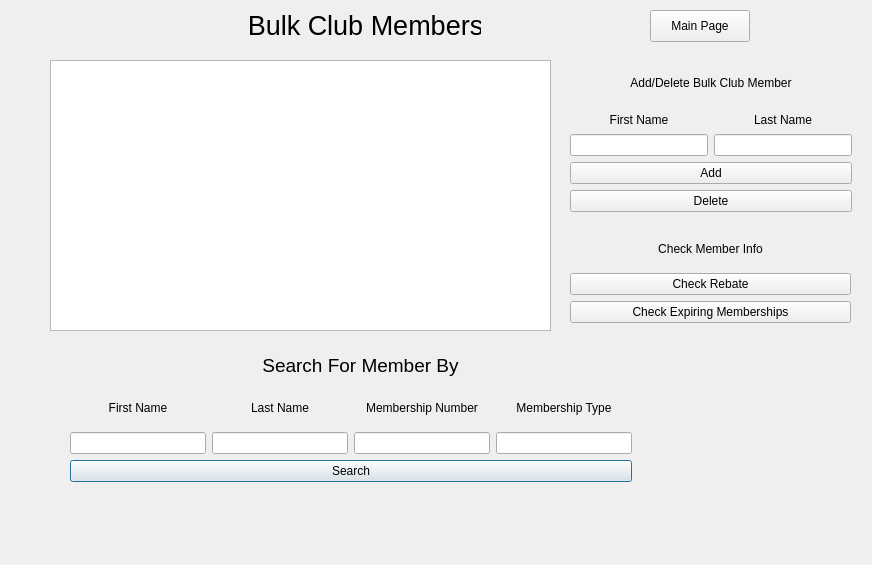
sophiegsmith/bulk-project, file memberinfo.ui: the form before one commit.
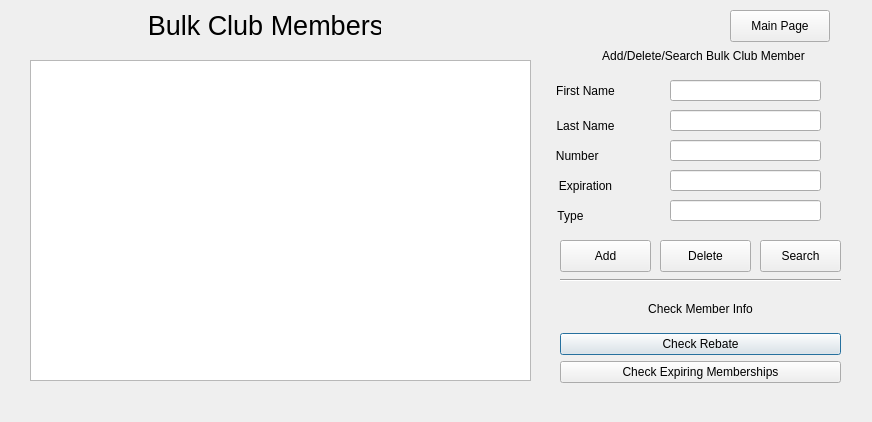
The form after the commit.

Commit message: working on search and display for members

Diff of the .ui file:
```diff
--- a/memberinfo.ui
+++ b/memberinfo.ui
@@ -7,7 +7,7 @@
     <x>0</x>
     <y>0</y>
     <width>872</width>
-    <height>565</height>
+    <height>422</height>
    </rect>
   </property>
   <property name="windowTitle">
@@ -16,7 +16,7 @@
   <widget class="QLabel" name="label">
    <property name="geometry">
     <rect>
-     <x>250</x>
+     <x>150</x>
      <y>10</y>
      <width>231</width>
      <height>31</height>
@@ -34,123 +34,11 @@
     <set>Qt::AlignCenter</set>
    </property>
   </widget>
-  <widget class="QLabel" name="label_2">
-   <property name="geometry">
-    <rect>
-     <x>250</x>
-     <y>350</y>
-     <width>221</width>
-     <height>31</height>
-    </rect>
-   </property>
-   <property name="font">
-    <font>
-     <pointsize>14</pointsize>
-    </font>
-   </property>
-   <property name="text">
-    <string>Search For Member By</string>
-   </property>
-   <property name="alignment">
-    <set>Qt::AlignCenter</set>
-   </property>
-  </widget>
   <widget class="QWidget" name="layoutWidget">
    <property name="geometry">
     <rect>
-     <x>70</x>
-     <y>390</y>
-     <width>562</width>
-     <height>92</height>
-    </rect>
-   </property>
-   <layout class="QVBoxLayout" name="verticalLayout_5">
-    <item>
-     <layout class="QHBoxLayout" name="horizontalLayout">
-      <item>
-       <layout class="QVBoxLayout" name="verticalLayout">
-        <item>
-         <widget class="QLabel" name="label_3">
-          <property name="text">
-           <string>First Name</string>
-          </property>
-          <property name="alignment">
-           <set>Qt::AlignCenter</set>
-          </property>
-         </widget>
-        </item>
-        <item>
-         <widget class="QLineEdit" name="lineEdit"/>
-        </item>
-       </layout>
-      </item>
-      <item>
-       <layout class="QVBoxLayout" name="verticalLayout_2">
-        <item>
-         <widget class="QLabel" name="label_4">
-          <property name="text">
-           <string>Last Name</string>
-          </property>
-          <property name="alignment">
-           <set>Qt::AlignCenter</set>
-          </property>
-         </widget>
-        </item>
-        <item>
-         <widget class="QLineEdit" name="lineEdit_2"/>
-        </item>
-       </layout>
-      </item>
-      <item>
-       <layout class="QVBoxLayout" name="verticalLayout_3">
-        <item>
-         <widget class="QLabel" name="label_5">
-          <property name="text">
-           <string>Membership Number</string>
-          </property>
-          <property name="alignment">
-           <set>Qt::AlignCenter</set>
-          </property>
-         </widget>
-        </item>
-        <item>
-         <widget class="QLineEdit" name="lineEdit_3"/>
-        </item>
-       </layout>
-      </item>
-      <item>
-       <layout class="QVBoxLayout" name="verticalLayout_4">
-        <item>
-         <widget class="QLabel" name="label_6">
-          <property name="text">
-           <string>Membership Type</string>
-          </property>
-          <property name="alignment">
-           <set>Qt::AlignCenter</set>
-          </property>
-         </widget>
-        </item>
-        <item>
-         <widget class="QLineEdit" name="lineEdit_4"/>
-        </item>
-       </layout>
-      </item>
-     </layout>
-    </item>
-    <item>
-     <widget class="QPushButton" name="pushButton">
-      <property name="text">
-       <string>Search</string>
-      </property>
-     </widget>
-    </item>
-   </layout>
-  </widget>
-  <widget class="QWidget" name="layoutWidget">
-   <property name="geometry">
-    <rect>
-     <x>570</x>
-     <y>230</y>
+     <x>560</x>
+     <y>290</y>
      <width>281</width>
      <height>93</height>
     </rect>
@@ -182,98 +70,20 @@
     </item>
    </layout>
   </widget>
-  <widget class="QWidget" name="layoutWidget">
-   <property name="geometry">
-    <rect>
-     <x>570</x>
-     <y>60</y>
-     <width>282</width>
-     <height>152</height>
-    </rect>
-   </property>
-   <layout class="QVBoxLayout" name="verticalLayout_10">
-    <item>
-     <layout class="QVBoxLayout" name="verticalLayout_9">
-      <item>
-       <widget class="QLabel" name="label_7">
-        <property name="text">
-         <string>Add/Delete Bulk Club Member</string>
-        </property>
-        <property name="alignment">
-         <set>Qt::AlignCenter</set>
-        </property>
-       </widget>
-      </item>
-      <item>
-       <layout class="QHBoxLayout" name="horizontalLayout_2">
-        <item>
-         <layout class="QVBoxLayout" name="verticalLayout_7">
-          <item>
-           <widget class="QLabel" name="label_9">
-            <property name="text">
-             <string>First Name</string>
-            </property>
-            <property name="alignment">
-             <set>Qt::AlignCenter</set>
-            </property>
-           </widget>
-          </item>
-          <item>
-           <widget class="QLineEdit" name="lineEdit_5"/>
-          </item>
-         </layout>
-        </item>
-        <item>
-         <layout class="QVBoxLayout" name="verticalLayout_8">
-          <item>
-           <widget class="QLabel" name="label_10">
-            <property name="text">
-             <string>Last Name</string>
-            </property>
-            <property name="alignment">
-             <set>Qt::AlignCenter</set>
-            </property>
-           </widget>
-          </item>
-          <item>
-           <widget class="QLineEdit" name="lineEdit_6"/>
-          </item>
-         </layout>
-        </item>
-       </layout>
-      </item>
-     </layout>
-    </item>
-    <item>
-     <widget class="QPushButton" name="pushButton_4">
-      <property name="text">
-       <string>Add</string>
-      </property>
-     </widget>
-    </item>
-    <item>
-     <widget class="QPushButton" name="pushButton_5">
-      <property name="text">
-       <string>Delete</string>
-      </property>
-     </widget>
-    </item>
-   </layout>
-  </widget>
   <widget class="QTableView" name="tableView">
    <property name="geometry">
     <rect>
-     <x>50</x>
+     <x>30</x>
      <y>60</y>
      <width>501</width>
-     <height>271</height>
+     <height>321</height>
     </rect>
    </property>
   </widget>
   <widget class="QPushButton" name="pushButton_6">
    <property name="geometry">
     <rect>
-     <x>650</x>
+     <x>730</x>
      <y>10</y>
      <width>100</width>
      <height>32</height>
@@ -283,6 +93,204 @@
     <string>Main Page</string>
    </property>
   </widget>
+  <widget class="QLabel" name="label_7">
+   <property name="geometry">
+    <rect>
+     <x>560</x>
+     <y>30</y>
+     <width>287</width>
+     <height>52</height>
+    </rect>
+   </property>
+   <property name="text">
+    <string>Add/Delete/Search Bulk Club Member</string>
+   </property>
+   <property name="alignment">
+    <set>Qt::AlignCenter</set>
+   </property>
+  </widget>
+  <widget class="QLabel" name="label_member_frist_name">
+   <property name="geometry">
+    <rect>
+     <x>540</x>
+     <y>80</y>
+     <width>91</width>
+     <height>21</height>
+    </rect>
+   </property>
+   <property name="text">
+    <string>First Name</string>
+   </property>
+   <property name="alignment">
+    <set>Qt::AlignCenter</set>
+   </property>
+  </widget>
+  <widget class="QLineEdit" name="lineEdit_member_first_name">
+   <property name="geometry">
+    <rect>
+     <x>670</x>
+     <y>80</y>
+     <width>151</width>
+     <height>21</height>
+    </rect>
+   </property>
+  </widget>
+  <widget class="QLabel" name="label_member_last_name">
+   <property name="geometry">
+    <rect>
+     <x>540</x>
+     <y>110</y>
+     <width>91</width>
+     <height>31</height>
+    </rect>
+   </property>
+   <property name="text">
+    <string>Last Name</string>
+   </property>
+   <property name="alignment">
+    <set>Qt::AlignCenter</set>
+   </property>
+  </widget>
+  <widget class="QPushButton" name="pushButton_member_delete">
+   <property name="geometry">
+    <rect>
+     <x>660</x>
+     <y>240</y>
+     <width>91</width>
+     <height>32</height>
+    </rect>
+   </property>
+   <property name="text">
+    <string>Delete</string>
+   </property>
+  </widget>
+  <widget class="QPushButton" name="pushButton_add_member">
+   <property name="geometry">
+    <rect>
+     <x>560</x>
+     <y>240</y>
+     <width>91</width>
+     <height>32</height>
+    </rect>
+   </property>
+   <property name="text">
+    <string>Add</string>
+   </property>
+  </widget>
+  <widget class="Line" name="line">
+   <property name="geometry">
+    <rect>
+     <x>560</x>
+     <y>270</y>
+     <width>281</width>
+     <height>20</height>
+    </rect>
+   </property>
+   <property name="orientation">
+    <enum>Qt::Horizontal</enum>
+   </property>
+  </widget>
+  <widget class="QLineEdit" name="lineEdit_member_last_name">
+   <property name="geometry">
+    <rect>
+     <x>670</x>
+     <y>110</y>
+     <width>151</width>
+     <height>21</height>
+    </rect>
+   </property>
+  </widget>
+  <widget class="QLineEdit" name="lineEdit_member_number">
+   <property name="geometry">
+    <rect>
+     <x>670</x>
+     <y>140</y>
+     <width>151</width>
+     <height>21</height>
+    </rect>
+   </property>
+  </widget>
+  <widget class="QLabel" name="label_member_number">
+   <property name="geometry">
+    <rect>
+     <x>530</x>
+     <y>140</y>
+     <width>91</width>
+     <height>31</height>
+    </rect>
+   </property>
+   <property name="text">
+    <string> Number</string>
+   </property>
+   <property name="alignment">
+    <set>Qt::AlignCenter</set>
+   </property>
+  </widget>
+  <widget class="QLabel" name="label_member_expiration_date">
+   <property name="geometry">
+    <rect>
+     <x>540</x>
+     <y>170</y>
+     <width>91</width>
+     <height>31</height>
+    </rect>
+   </property>
+   <property name="text">
+    <string>Expiration</string>
+   </property>
+   <property name="alignment">
+    <set>Qt::AlignCenter</set>
+   </property>
+  </widget>
+  <widget class="QLineEdit" name="lineEdit_member_expiration_date">
+   <property name="geometry">
+    <rect>
+     <x>670</x>
+     <y>170</y>
+     <width>151</width>
+     <height>21</height>
+    </rect>
+   </property>
+  </widget>
+  <widget class="QLabel" name="label_member_expiration_date_2">
+   <property name="geometry">
+    <rect>
+     <x>540</x>
+     <y>200</y>
+     <width>61</width>
+     <height>31</height>
+    </rect>
+   </property>
+   <property name="text">
+    <string>Type</string>
+   </property>
+   <property name="alignment">
+    <set>Qt::AlignCenter</set>
+   </property>
+  </widget>
+  <widget class="QLineEdit" name="lineEdit_member_type">
+   <property name="geometry">
+    <rect>
+     <x>670</x>
+     <y>200</y>
+     <width>151</width>
+     <height>21</height>
+    </rect>
+   </property>
+  </widget>
+  <widget class="QPushButton" name="pushButton_member_search">
+   <property name="geometry">
+    <rect>
+     <x>760</x>
+     <y>240</y>
+     <width>81</width>
+     <height>32</height>
+    </rect>
+   </property>
+   <property name="text">
+    <string>Search</string>
+   </property>
+  </widget>
  </widget>
  <resources/>
  <connections/>
```
The commit also changes 7 other files.
